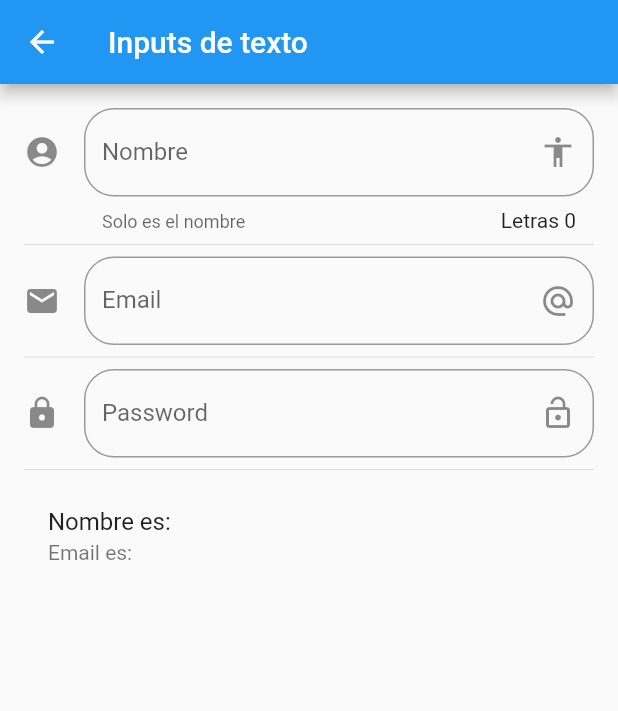
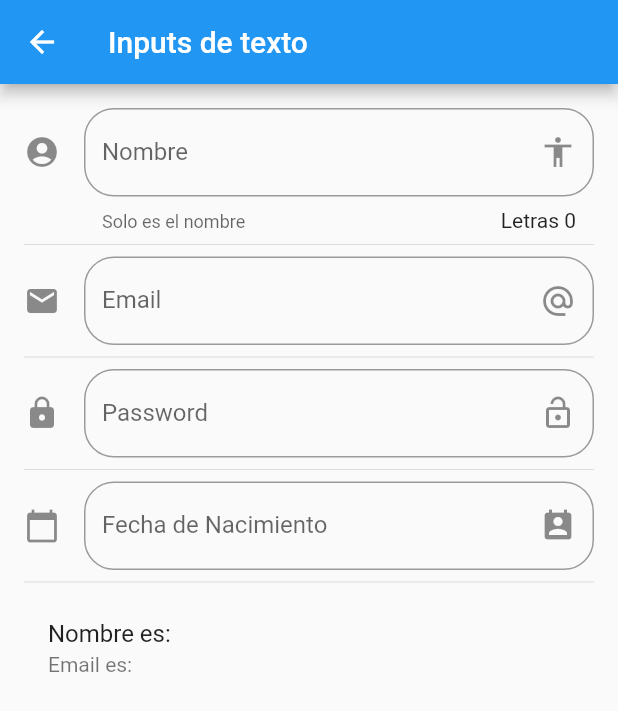
Before and after one commit to Oscar-Espana/Flutter---Componentes, a Flutter app: the screen it shows after launch, after a tap on "Inputs", on a phone screen of 412 x 824 dp. Shown: the top 711 px of the screen. Run offline on Flutter 3.47's test engine with Material 2 defaults, Android fonts, the phone set to English and light mode, and no system bars; network calls fail.

Commit message:
Datepicker y cambio de idioma en español

```diff
--- a/lib/main.dart
+++ b/lib/main.dart
@@ -1,4 +1,5 @@
 import 'package:flutter/material.dart';
+import 'package:flutter_localizations/flutter_localizations.dart';
 import 'package:componentes/src/routes/routes.dart';
 import 'package:componentes/src/pages/alert_page.dart';
 
@@ -11,6 +12,15 @@
   Widget build(BuildContext context) {
     return MaterialApp(
       debugShowCheckedModeBanner: false,
+      localizationsDelegates: [
+        GlobalMaterialLocalizations.delegate,
+        GlobalWidgetsLocalizations.delegate,
+        GlobalCupertinoLocalizations.delegate,
+      ],
+      supportedLocales: [
+        const Locale('en', 'US'), // English, no country code
+        const Locale('es', 'ES'), // Spanish, no country code
+      ],
       title: 'Componentes',
       // home: HomePage(),
       initialRoute: '/',
--- a/lib/src/pages/input_page.dart
+++ b/lib/src/pages/input_page.dart
@@ -8,6 +8,10 @@
 class _InputPageState extends State<InputPage> {
   String _nombre = "";
   String _email = "";
+  String _fecha = "";
+
+  TextEditingController _inputFiedlDateController = new TextEditingController();
+
   @override
   Widget build(BuildContext context) {
     return Scaffold(
@@ -22,6 +26,8 @@
           _crearEmail(),
           Divider(),
           _crearPassword(),
+          Divider(),
+          _crearFecha(context),
           Divider(),
           _crearPersona(),
         ],
@@ -59,11 +65,9 @@
           suffixIcon: Icon(Icons.alternate_email),
           icon: Icon(Icons.email),
         ),
-      onChanged: (valor)=>
-        setState(() {
+        onChanged: (valor) => setState(() {
               _email = valor;
-        })
-    );
+            }));
   }
 
   Widget _crearPersona() {
@@ -85,4 +89,39 @@
       ),
     );
   }
+
+  Widget _crearFecha(BuildContext context) {
+    return TextField(
+      enableInteractiveSelection: false,
+      controller: _inputFiedlDateController,
+      decoration: InputDecoration(
+        border: OutlineInputBorder(borderRadius: BorderRadius.circular(20.0)),
+        hintText: 'Fecha de Nacimiento',
+        labelText: 'Fecha de Nacimiento',
+        suffixIcon: Icon(Icons.perm_contact_calendar),
+        icon: Icon(Icons.calendar_today),
+      ),
+      onTap: (){
+        FocusScope.of(context).requestFocus(new FocusNode());
+        _selectDate(context);
+      },
+    );
   }
+
+  void _selectDate(BuildContext context) async {
+    DateTime? picked = await showDatePicker(
+      context: context,
+      initialDate: new DateTime.now(),
+      firstDate: new DateTime(2020),
+      lastDate: new DateTime(2025),
+      locale: Locale('es','ES'),
+    );
+
+    if( picked !=null){
+      setState(() {
+        _fecha=picked.toString();
+        _inputFiedlDateController.text=_fecha;
+      });
+    }
+  }
+}
--- a/pubspec.yaml
+++ b/pubspec.yaml
@@ -22,6 +22,8 @@
 
 dependencies:
   flutter:
+    sdk: flutter
+  flutter_localizations:
     sdk: flutter
 
 
```
Also changed, not shown: pubspec.lock. Lines whose indentation alone changed are shown as unchanged.
